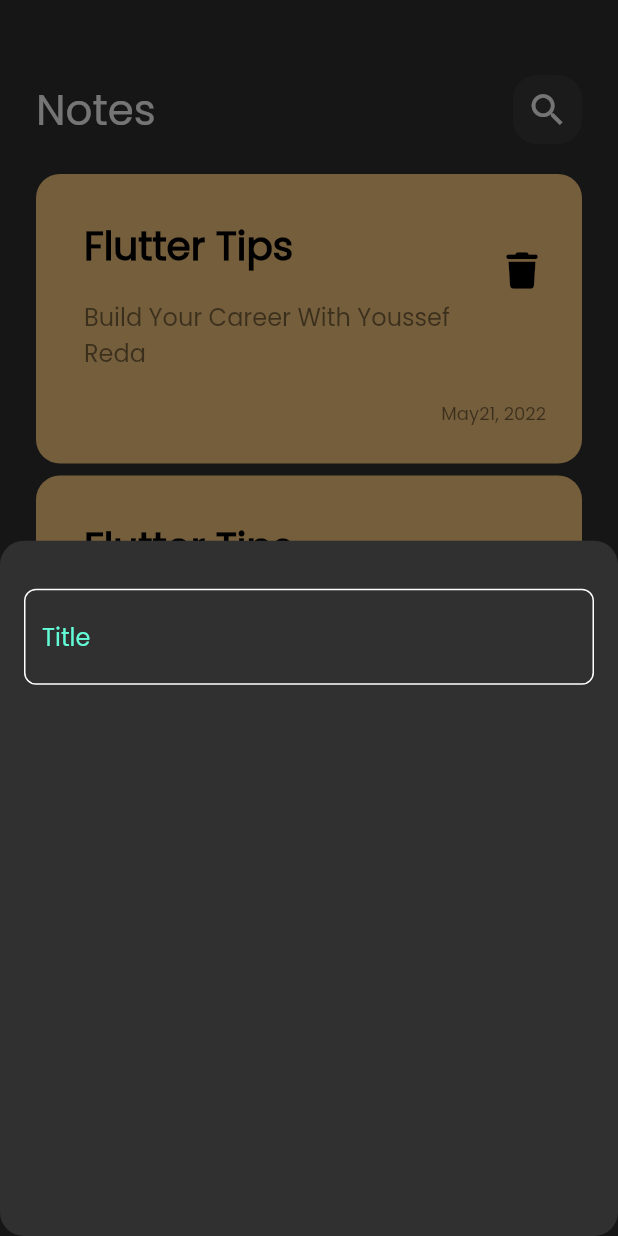
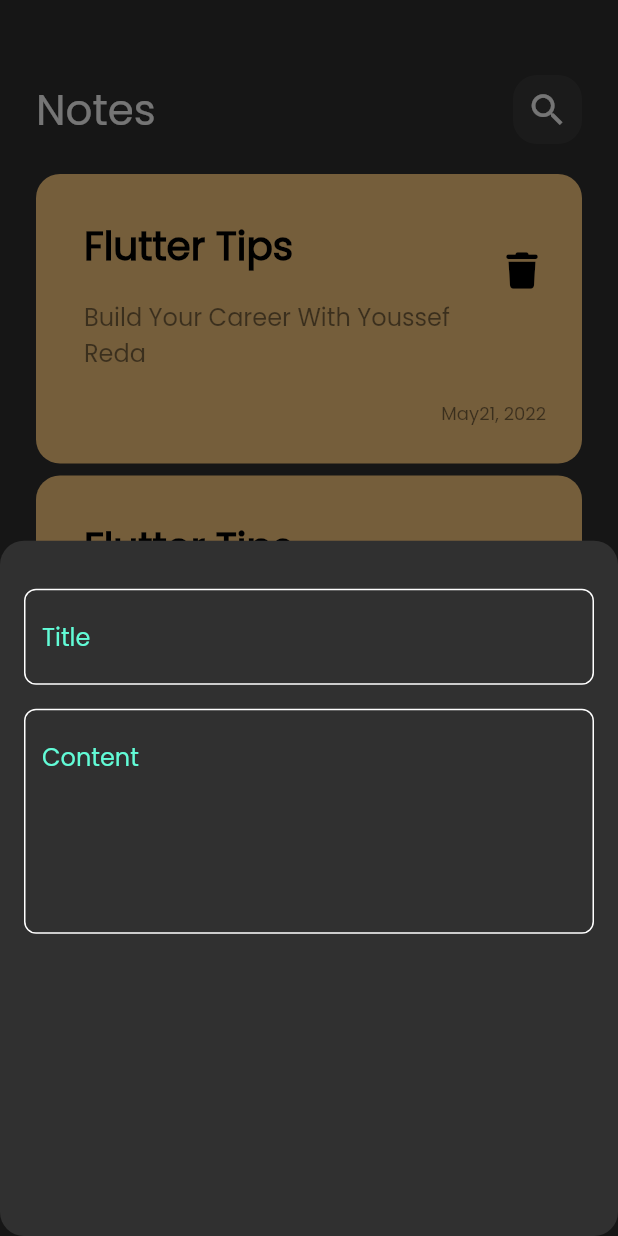
Before and after one commit to YoussefReda-YRM/notes_app, a Flutter app: the screen it shows after launch, after a tap on the "add" icon, on a phone screen of 412 x 824 dp. Run offline on Flutter 3.47's test engine with Material 2 defaults, Android fonts, the phone set to English and light mode, and no system bars; our stand-ins replace font_awesome_flutter.

Commit message:
add fields to bottom sheet

```diff
--- a/lib/widgets/add_note_bottom_sheet.dart
+++ b/lib/widgets/add_note_bottom_sheet.dart
@@ -11,7 +11,14 @@ class AddNoteBottomSheet extends StatelessWidget {
       child: Column(
         children: const[
           SizedBox(height: 32,),
-          CustomTextField(),
+          CustomTextField(
+            hint: "Title",
+          ),
+          SizedBox(height: 16,),
+          CustomTextField(
+            hint: "Content",
+            maxLines: 5,
+          ),
         ],
       ),
     );
--- a/lib/widgets/custom_text_field.dart
+++ b/lib/widgets/custom_text_field.dart
@@ -2,14 +2,21 @@ import 'package:flutter/material.dart';
 import 'package:notes_app/constants.dart';
 
 class CustomTextField extends StatelessWidget {
-  const CustomTextField({Key? key}) : super(key: key);
+  const CustomTextField({
+    Key? key,
+    required this.hint,
+    this.maxLines = 1
+  }) : super(key: key);
 
+  final String hint;
+  final int maxLines;
   @override
   Widget build(BuildContext context) {
     return TextField(
+      maxLines: maxLines,
       cursorColor: kPrimaryColor,
       decoration: InputDecoration(
-        hintText: 'Title',
+        hintText: hint,
         hintStyle: TextStyle(
           color: kPrimaryColor,
         ),
```
